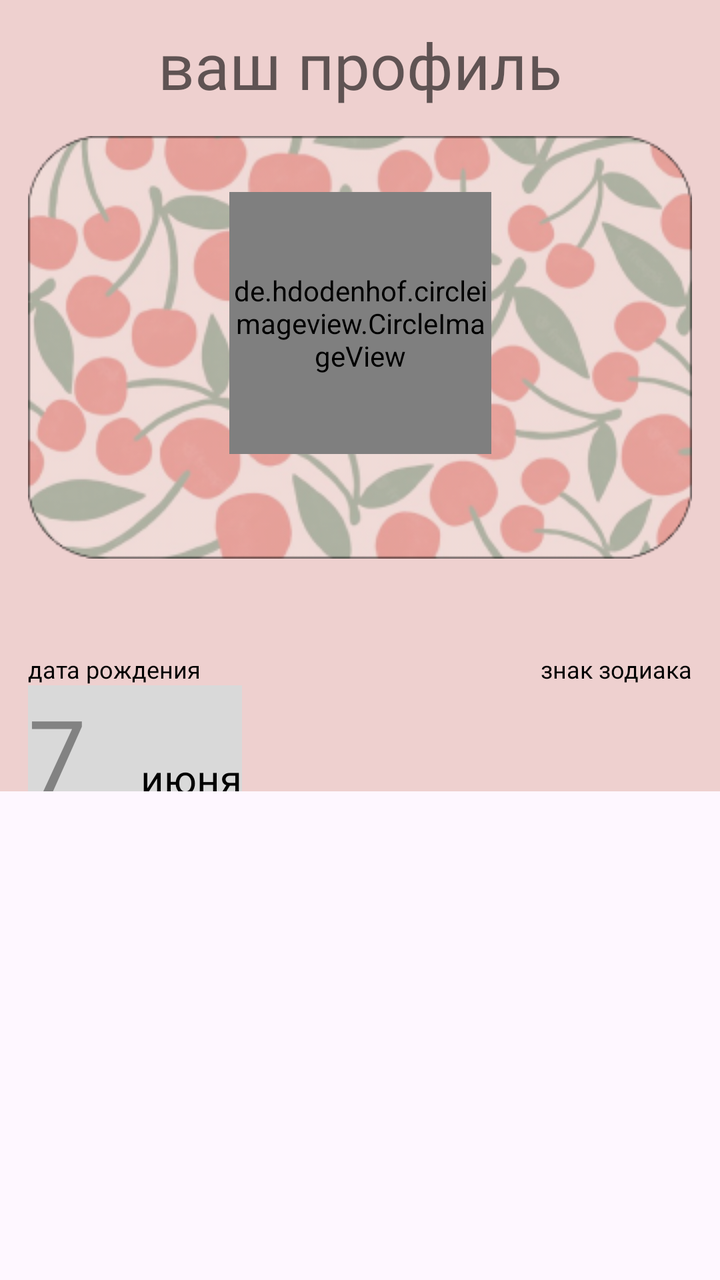
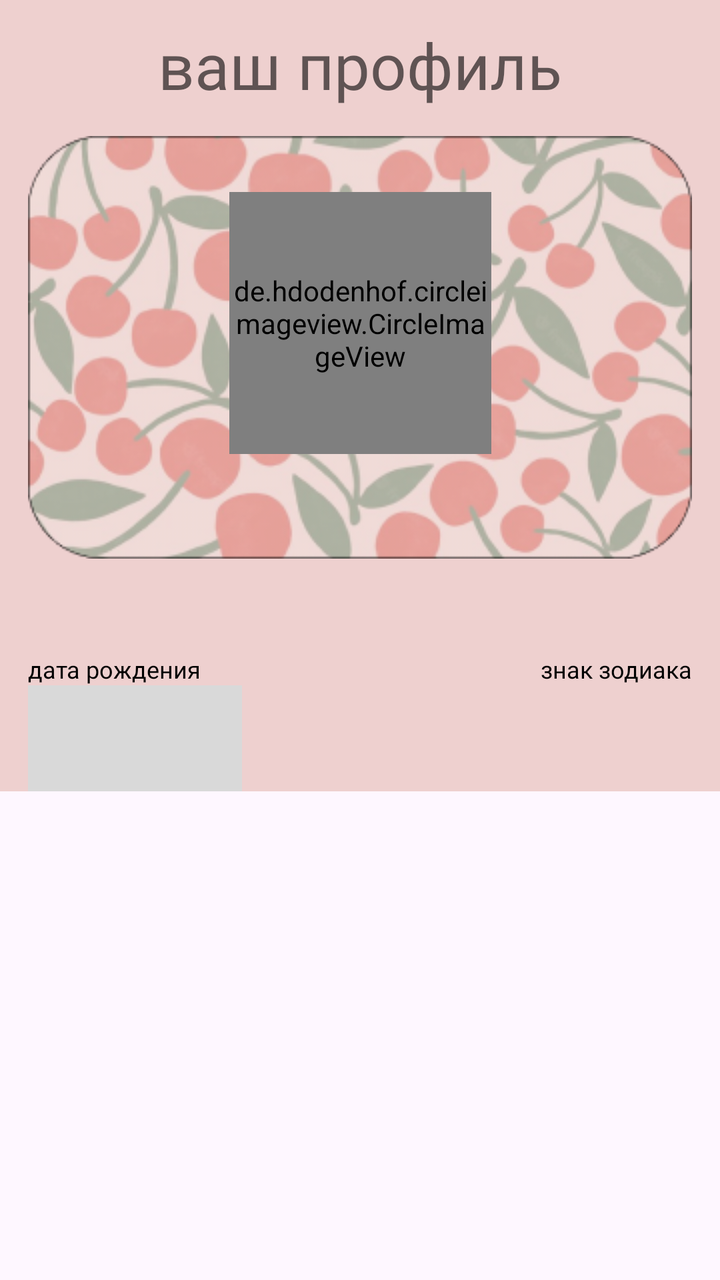

Screens rendered from an Android XML layout before and after an edit, with the pre-edit source and the edit as a unified diff.
<!-- AndroidManifest.xml: application theme Theme.Vitamin -->
<!-- res/layout/fragment_profile.xml -->
<?xml version="1.0" encoding="utf-8"?>
<FrameLayout xmlns:android="http://schemas.android.com/apk/res/android"
    xmlns:tools="http://schemas.android.com/tools"
    android:layout_width="match_parent"
    android:layout_height="match_parent"
    xmlns:app="http://schemas.android.com/apk/res-auto"
    tools:context=".ProfileFragment">

    <androidx.constraintlayout.widget.ConstraintLayout
        android:layout_width="match_parent"
        android:layout_height="wrap_content"
        android:background="@color/profile_background">

    <TextView
        android:id="@+id/tv_your_profile"
        android:layout_width="wrap_content"
        android:layout_height="wrap_content"
        android:text="@string/your_profile"
        android:fontFamily="@font/macherie"
        android:textSize="32sp"
        android:layout_marginTop="11dp"
        app:layout_constraintStart_toStartOf="parent"
        app:layout_constraintEnd_toEndOf="parent"
        app:layout_constraintTop_toTopOf="parent"
        android:textColor="@color/black_60"/>

    <androidx.constraintlayout.widget.ConstraintLayout
        android:id="@+id/profile_card"
        android:layout_width="match_parent"
        android:layout_height="wrap_content"
        android:layout_marginStart="14dp"
        android:layout_marginEnd="14dp"
        android:layout_marginTop="14dp"
        app:layout_constraintTop_toBottomOf="@id/tv_your_profile"
        app:layout_constraintStart_toStartOf="parent"
        app:layout_constraintEnd_toEndOf="parent"
        android:background="@drawable/pic_profile_card">

        <de.hdodenhof.circleimageview.CircleImageView
            android:id="@+id/avatar"
            android:layout_width="131dp"
            android:layout_height="131dp"
            android:layout_marginTop="28dp"
            android:src="@drawable/ic_person"
            app:layout_constraintEnd_toEndOf="parent"
            app:layout_constraintStart_toStartOf="parent"
            app:layout_constraintTop_toTopOf="parent" />

        <TextView
            android:id="@+id/username"
            android:layout_width="wrap_content"
            android:layout_height="wrap_content"
            android:textColor="@color/black"
            android:fontFamily="@font/macherie"
            android:textSize="24sp"
            android:background="@color/white_70"
            app:layout_constraintTop_toBottomOf="@id/avatar"
            app:layout_constraintStart_toStartOf="parent"
            app:layout_constraintEnd_toEndOf="parent"
            app:layout_constraintBottom_toBottomOf="parent"
            android:layout_marginBottom="20dp">
        </TextView>
    </androidx.constraintlayout.widget.ConstraintLayout>

    <androidx.constraintlayout.widget.ConstraintLayout
        android:layout_width="match_parent"
        android:layout_height="wrap_content"
        app:layout_constraintTop_toBottomOf="@id/profile_card"
        app:layout_constraintStart_toStartOf="parent"
        app:layout_constraintEnd_toEndOf="parent"
        android:layout_marginStart="14dp"
        android:layout_marginEnd="14dp"
        android:layout_marginTop="47dp">

        <TextView
            android:id="@+id/your_bday"
            android:layout_width="wrap_content"
            android:layout_height="wrap_content"
            android:text="@string/your_bday"
            android:textColor="@color/black"
            app:layout_constraintStart_toStartOf="parent"
            app:layout_constraintTop_toTopOf="parent"
            android:fontFamily="@font/lagunac"
            android:textSize="12sp"/>

        <TextView
            android:id="@+id/your_sign"
            android:layout_width="wrap_content"
            android:layout_height="wrap_content"
            app:layout_constraintEnd_toEndOf="parent"
            app:layout_constraintTop_toTopOf="parent"
            android:textColor="@color/black"
            android:text="@string/your_sign"
            android:fontFamily="@font/lagunac"
            android:textSize="12sp"/>

        <androidx.constraintlayout.widget.ConstraintLayout
            android:layout_width="107dp"
            android:layout_height="53dp"
            android:id="@+id/bday_container"
            android:background="@color/bday_background"
            app:layout_constraintTop_toBottomOf="@id/your_bday"
            app:layout_constraintStart_toStartOf="parent">

            <TextView
                android:layout_width="wrap_content"
                android:layout_height="wrap_content"
                app:layout_constraintTop_toTopOf="parent"
                app:layout_constraintStart_toStartOf="parent"
                android:text="7"
                android:fontFamily="@font/macherie"
                android:textSize="52sp"
                android:textColor="@color/black_40"/>

            <TextView
                android:layout_width="wrap_content"
                android:layout_height="wrap_content"
                android:text="июня"
                android:fontFamily="@font/macherie"
                android:textSize="20sp"
                android:textColor="@color/black"
                android:layout_marginTop="40dp"
                app:layout_constraintTop_toTopOf="parent"
                app:layout_constraintEnd_toEndOf="parent"
                app:layout_constraintBottom_toBottomOf="parent"/>
        </androidx.constraintlayout.widget.ConstraintLayout>

        <ImageView
            android:id="@+id/sign_view"
            android:layout_width="216dp"
            android:layout_height="53dp"
            app:layout_constraintBottom_toBottomOf="parent"
            app:layout_constraintEnd_toEndOf="parent"/>








    </androidx.constraintlayout.widget.ConstraintLayout>
    </androidx.constraintlayout.widget.ConstraintLayout>
</FrameLayout>
<!-- resources referenced by this layout -->
<resources>
  <color name="bday_background">#D9D9D9</color>
  <color name="black">#FF000000</color>
  <color name="black_40">#66000000</color>
  <color name="black_60">#99000000</color>
  <color name="profile_background">#EED0CF</color>
  <color name="white_70">#B3FFFFFF</color>
  <!-- drawable ic_person: png bitmap (drawable, 1196 bytes) -->
  <!-- drawable pic_profile_card: png bitmap (drawable, 122357 bytes) -->
  <string name="your_bday">дата рождения</string>
  <string name="your_profile">ваш профиль</string>
  <string name="your_sign">знак зодиака</string>
  <style name="Theme.Vitamin" parent="Base.Theme.Vitamin" />
  <style name="Base.Theme.Vitamin" parent="Theme.Material3.DayNight.NoActionBar">
          <item name="android:statusBarColor">@color/menu_and_toolbar_main</item>
          
          
      </style>
  <color name="menu_and_toolbar_main">#D8E42F</color>
</resources>

<!-- the commit's change to res/layout/fragment_profile.xml (unified diff, before → after) -->
@@ -103,19 +103,19 @@
             app:layout_constraintStart_toStartOf="parent">
 
             <TextView
+                android:id="@+id/bday_day"
                 android:layout_width="wrap_content"
                 android:layout_height="wrap_content"
                 app:layout_constraintTop_toTopOf="parent"
                 app:layout_constraintStart_toStartOf="parent"
-                android:text="7"
                 android:fontFamily="@font/macherie"
                 android:textSize="52sp"
                 android:textColor="@color/black_40"/>
 
             <TextView
+                android:id="@+id/bday_month"
                 android:layout_width="wrap_content"
                 android:layout_height="wrap_content"
-                android:text="июня"
                 android:fontFamily="@font/macherie"
                 android:textSize="20sp"
                 android:textColor="@color/black"
